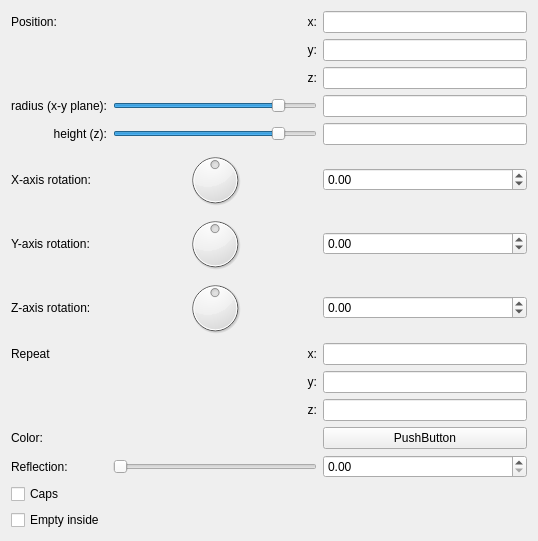
First picture: the form in trunk/mandelbulber2/qt_data/primitive_cylinder.ui, repository buddhi1980/mandelbulber2, before the edit.
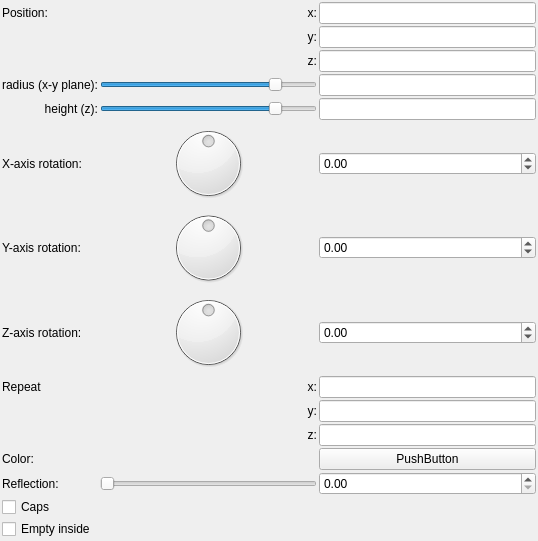
Second picture: the form after the edit. Custom widgets are drawn as their Qt base class.

Commit message: - reduced all margins and spacings in ui - added class to store animation frames - added closable dock for animation control (actually empty)

Patch:
```diff
--- a/trunk/mandelbulber2/qt_data/primitive_cylinder.ui
+++ b/trunk/mandelbulber2/qt_data/primitive_cylinder.ui
@@ -14,8 +14,26 @@
    <string>Form</string>
   </property>
   <layout class="QVBoxLayout" name="verticalLayout">
+   <property name="spacing">
+    <number>2</number>
+   </property>
+   <property name="leftMargin">
+    <number>2</number>
+   </property>
+   <property name="topMargin">
+    <number>2</number>
+   </property>
+   <property name="rightMargin">
+    <number>2</number>
+   </property>
+   <property name="bottomMargin">
+    <number>2</number>
+   </property>
    <item>
     <layout class="QGridLayout" name="gridLayout">
+     <property name="spacing">
+      <number>2</number>
+     </property>
      <item row="2" column="1">
       <widget class="QLabel" name="label_13">
        <property name="text">
```
The commit also changes 29 other files.
